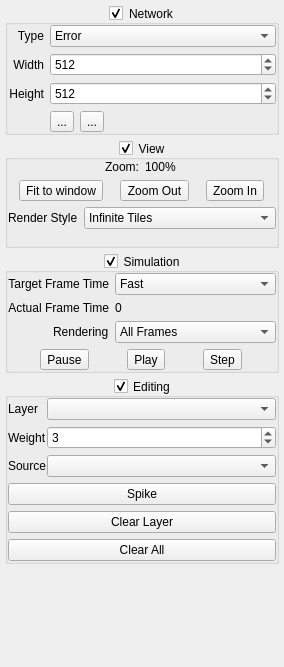
First picture: the form in Neuron/ToolBox.ui, repository Skwint/Neuron, before the edit.
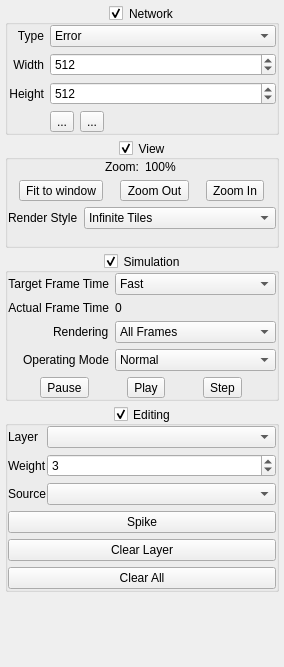
Second picture: the form after the edit. Icons and pictures are not drawn.

Commit message: Add exponentially decaying spike shape option. Add depressed mode to block spikes while settling down happens. Tweak colouring for Izhikevich neurons.

Patch:
```diff
--- a/Neuron/ToolBox.ui
+++ b/Neuron/ToolBox.ui
@@ -504,6 +504,30 @@
               </item>
              </widget>
             </item>
+            <item row="3" column="0">
+             <widget class="QLabel" name="operatingModeLabel">
+              <property name="text">
+               <string>Operating Mode</string>
+              </property>
+             </widget>
+            </item>
+            <item row="3" column="1">
+             <widget class="QComboBox" name="cmbOperatingMode">
+              <property name="currentIndex">
+               <number>0</number>
+              </property>
+              <item>
+               <property name="text">
+                <string>Normal</string>
+               </property>
+              </item>
+              <item>
+               <property name="text">
+                <string>Depressed</string>
+               </property>
+              </item>
+             </widget>
+            </item>
            </layout>
           </item>
           <item>
```
The commit also changes 12 other files.
